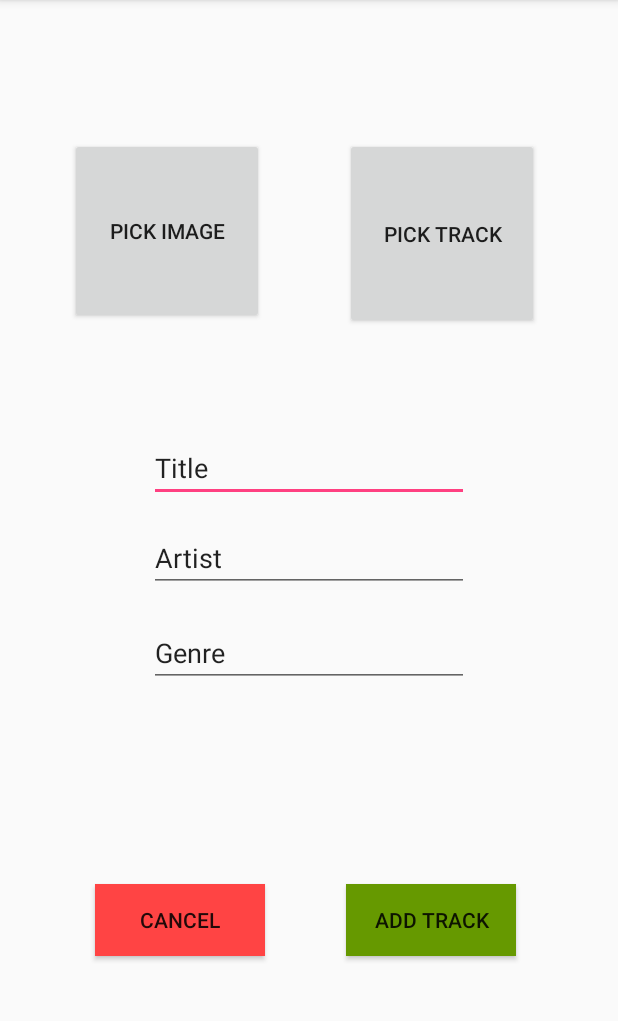
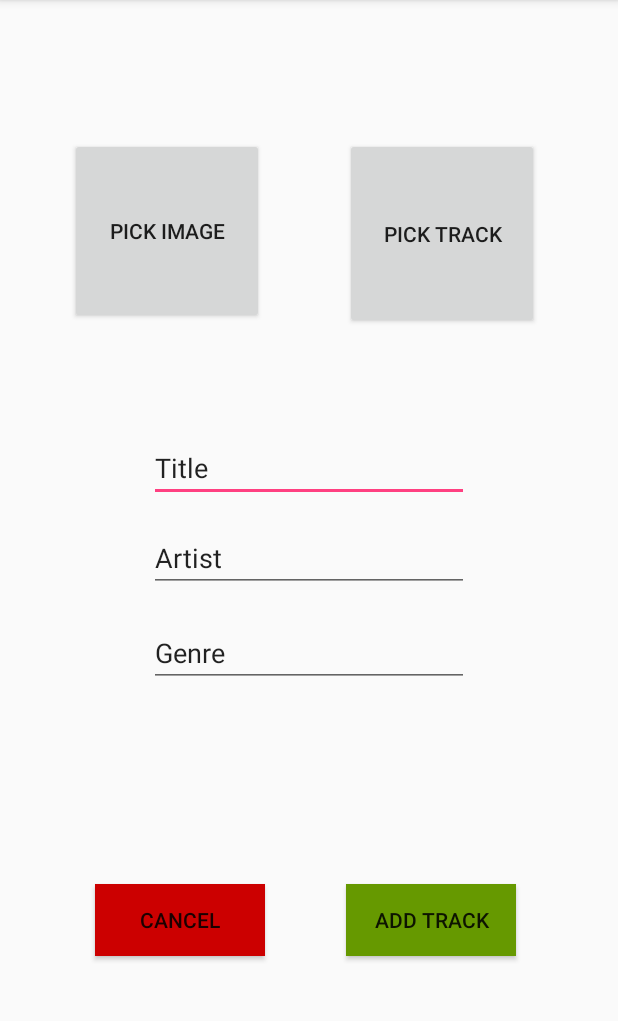
Before and after one commit to fleurvaneijk/IKPMD-Eindopdracht, an Android app: the AddTrackActivity screen opened directly, with no data from a screen before it, on a phone screen of 412 x 824 dp, the part 84-1105 px from its top. Run offline under Robolectric (Android 15) with nearby library versions, the phone set to English and light mode, and no system bars; our stand-ins replace Firebase (no records; nobody signed in at launch, a user with empty details on screens opened directly).

Commit message:
FAB done :)

```diff
--- a/app/src/main/res/layout/activity_add_track.xml
+++ b/app/src/main/res/layout/activity_add_track.xml
@@ -115,8 +115,8 @@
         android:layout_marginTop="8dp"
         android:layout_marginEnd="8dp"
         android:layout_marginBottom="8dp"
-        android:background="@android:color/holo_red_light"
-        android:onClick="getInputValues"
+        android:background="@android:color/holo_red_dark"
+        android:onClick="cancel"
         android:text="Cancel"
         app:layout_constraintBottom_toBottomOf="parent"
         app:layout_constraintEnd_toEndOf="parent"
```
Also changed, not shown: app/src/main/java/com/example/ikpmd_eindopdracht/AddTrackActivity.java (+7 -1 lines).
